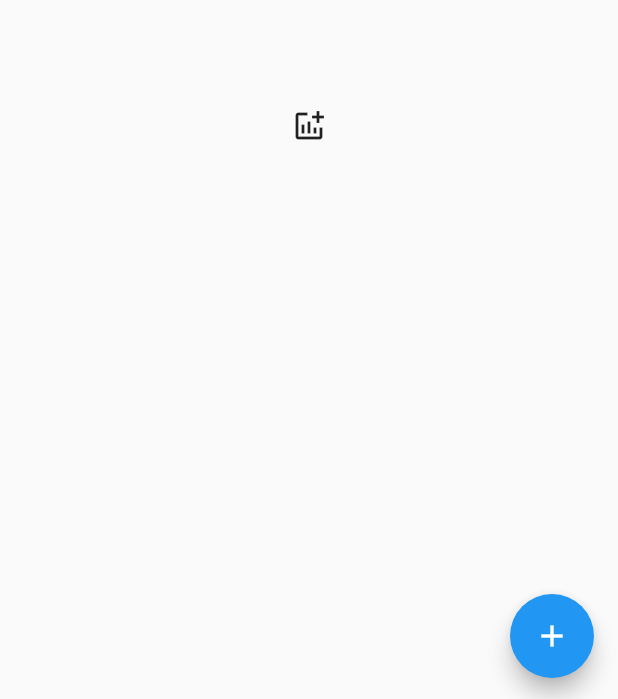
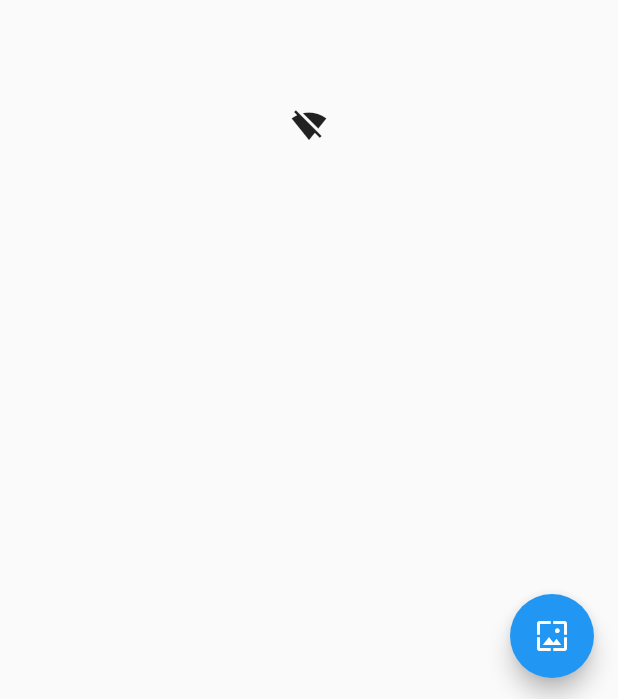
Before and after one commit to Pierre-Monier/apod_wallpaper, a Flutter app: the screen it shows after launch, on a phone screen of 412 x 824 dp. Shown: the part 534-1233 px from the top of the screen. Run offline on Flutter 3.47's test engine with Material 2 defaults, Android fonts, the phone set to English and light mode, and no system bars; our stand-ins replace dio, flutter_cache_manager, flutter_dotenv, fluttertoast, youtube_player_flutter; missing offline and left inert: wallpaper_manager; network calls fail.

Commit message:
feat: add sethaswallpaper feature

```diff
--- a/lib/main.dart
+++ b/lib/main.dart
@@ -1,10 +1,15 @@
 import 'dart:convert';
 
-import 'package:apod_wallpaper/models/apod_model.dart';
 import 'package:flutter/material.dart';
 import 'package:flutter_dotenv/flutter_dotenv.dart';
 import 'package:youtube_player_flutter/youtube_player_flutter.dart';
+import 'package:wallpaper_manager/wallpaper_manager.dart';
+import 'package:flutter_cache_manager/flutter_cache_manager.dart';
+import 'package:fluttertoast/fluttertoast.dart';
 import 'package:dio/dio.dart';
+
+import 'package:apod_wallpaper/models/apod_model.dart';
+
 
 void main() async {
   await DotEnv().load('.env');
@@ -34,15 +39,34 @@ class MyHomePage extends StatelessWidget {
   final String apiUrl;
   final title = "APOD WALLPAPER";
   final _dio = Dio();
+  Apod _apod;
 
-  Future<Apod> _fetchApi() async {
+  Future<Apod> _getApodData() async {
     final test = await _dio.get(apiUrl);
     final jsonTest = jsonDecode(test.toString());
-    return Apod.fromJson(Map<String, dynamic>.from(jsonTest));
+    final apod = Apod.fromJson(Map<String, dynamic>.from(jsonTest));
+
+    _apod = apod;
+    return apod;
   }
 
-  Future<void> _setHasWallpaper() async {
-    print("TODO");
+  Future<void> _setHasWallpaper(BuildContext context) async {
+    final file = await DefaultCacheManager().getSingleFile(_apod.getWallpaperUrl());
+    final String result = await WallpaperManager.setWallpaperFromFile(file.path, WallpaperManager.HOME_SCREEN);
+
+    _showToast(result);
+  }
+
+  void _showToast(String result) {
+    Fluttertoast.showToast(
+        msg: result,
+        toastLength: Toast.LENGTH_SHORT,
+        gravity: ToastGravity.CENTER,
+        timeInSecForIosWeb: 1,
+        backgroundColor: Colors.grey,
+        textColor: Colors.white,
+        fontSize: 16.0
+    );
   }
 
   YoutubePlayerController _getVideoController({@required String videoId}) {
@@ -62,7 +86,7 @@ class MyHomePage extends StatelessWidget {
             value: progress.cumulativeBytesLoaded / progress.expectedTotalBytes,
           );
         }
-    ) : YoutubePlayer(controller: _getVideoController(videoId: YoutubePlayer.convertUrlToId(apod.url)),);
+    ) : YoutubePlayer(controller: _getVideoController(videoId: YoutubePlayer.convertUrlToId(apod.url)));
   }
 
   Column _formatData({@required Apod snapshot}) {
@@ -85,7 +109,7 @@ class MyHomePage extends StatelessWidget {
   }
 
   Container _formatError() {
-    return Container(child: Icon(Icons.addchart));
+    return Container(child: Icon(Icons.signal_wifi_off ));
   }
 
   Container _formatLoading() {
@@ -102,31 +126,33 @@ class MyHomePage extends StatelessWidget {
           mainAxisAlignment: MainAxisAlignment.center,
           children: <Widget>[
             FutureBuilder<Apod>(
-              future: _fetchApi(),
+              future: _getApodData(),
               builder: (BuildContext context, AsyncSnapshot<Apod> snapshot) {
-                Widget childrenTest;
+                Widget children;
                 if (snapshot.hasData) {
-                  childrenTest = _formatData(snapshot: snapshot.data);
+                  children = _formatData(snapshot: snapshot.data);
                 } else if (snapshot.hasError) {
-                  childrenTest = _formatError();
+                  children = _formatError();
                 } else {
-                  childrenTest = _formatLoading();
+                  children = _formatLoading();
                 }
 
-                return childrenTest;
+                return children;
               },
             )
           ],
         ),
       )),
       floatingActionButton: FloatingActionButton(
-        onPressed: _setHasWallpaper,
+        onPressed: () => _apod != null ? _setHasWallpaper(context) : _showToast("Wait for data"),
         tooltip: 'Increment',
-        child: Icon(Icons.add),
+        child: Icon(Icons.wallpaper),
       ),
     );
   }
 }
 
-// TODO when you click on image, fullsize image
-// TODO Background functionnality on float btn
+// TODO when you click on image, full size image
+// TODO change date feature
+// TODO Background feature on float btn
+// TODO customise the background setting (HomeScreen | LockScreen | Both)
--- a/lib/models/apod_model.dart
+++ b/lib/models/apod_model.dart
@@ -13,6 +13,10 @@ class Apod {
 
   bool isImage() {
     return (thumbnailUrl == null);
+  }
+
+  String getWallpaperUrl() {
+    return thumbnailUrl ?? url;
   }
 
   Apod.fromJson(Map<String, dynamic> json) {
--- a/pubspec.yaml
+++ b/pubspec.yaml
@@ -16,6 +16,9 @@ dependencies:
   dio: ^3.0.10
   youtube_player_flutter: ^7.0.0+7
   cupertino_icons: ^1.0.0
+  wallpaper_manager: ^1.0.10
+  flutter_cache_manager: ^1.1.3
+  fluttertoast: ^7.1.8
 
 dev_dependencies:
   flutter_test:
```
